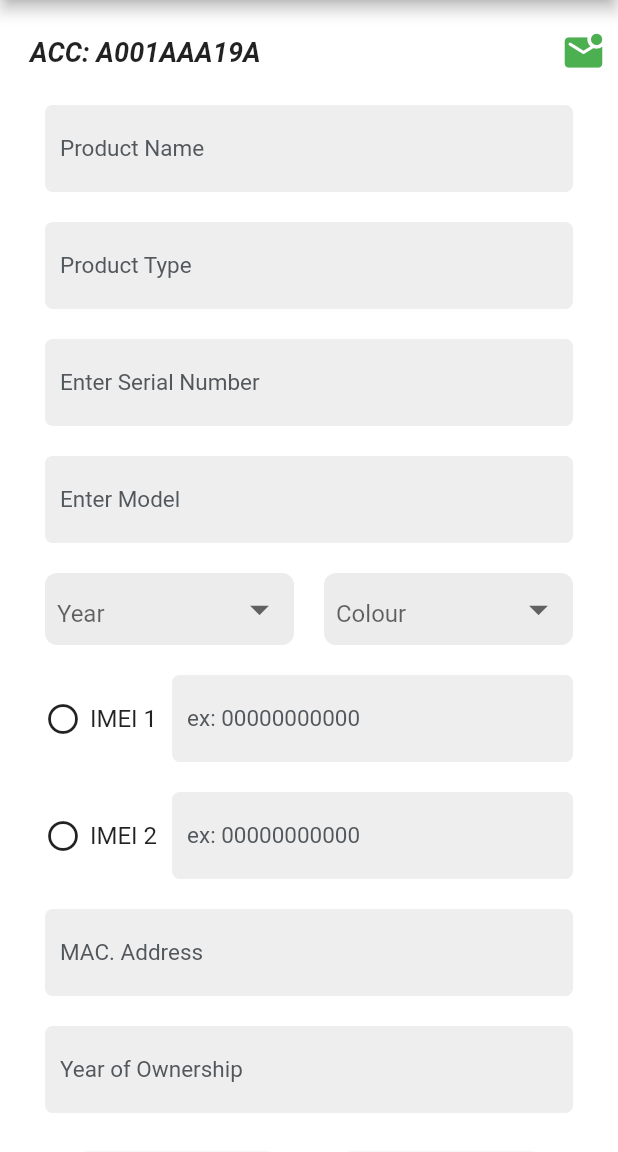
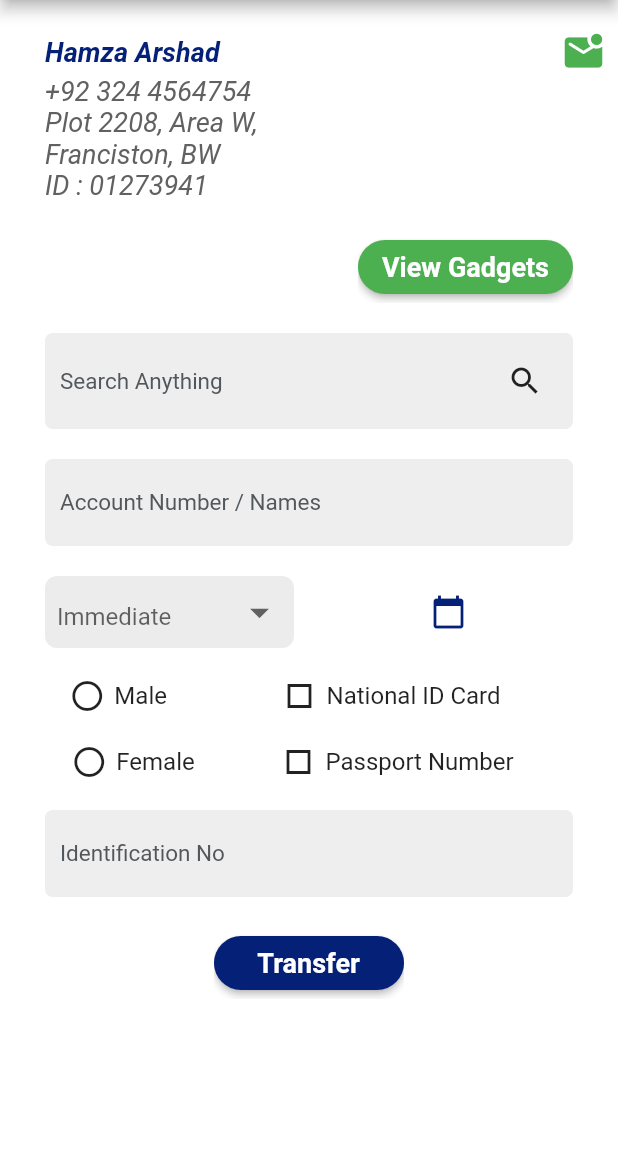
Before and after one commit to AndroidDev-Rehan/gadget_security, a Flutter app: the screen it shows after launch, on a phone screen of 412 x 824 dp, the part 84-1236 px from its top. Run offline on Flutter 3.47's test engine with Material 2 defaults, Android fonts, the phone set to English and light mode, and no system bars; our stand-ins replace carousel_slider, flutter_rating_stars, flutter_vector_icons, get.

Commit message:
transfer_screen.dart

```diff
--- a/lib/main.dart
+++ b/lib/main.dart
@@ -5,6 +5,7 @@
 import 'package:gadget_security/view/auth/login.dart';
 import 'package:gadget_security/view/auth/signup.dart';
 import 'package:gadget_security/view/home/home_screen.dart';
+import 'package:gadget_security/view/transfer/transfer_screen.dart';
 import 'package:get/get.dart';
 
 void main() {
@@ -21,7 +22,7 @@
       theme: light,
       darkTheme: dark,
       themeMode: ThemeMode.light,
-      home:  AddGadgetScreen(),
+      home:  const TransferScreen(),
     );
   }
 }
--- a/lib/view/home/oldHome.dart
+++ b/lib/view/home/oldHome.dart
@@ -109,9 +109,9 @@ class OldHomeScreen extends StatelessWidget {
               ),
               Container(
                 padding:
-                    EdgeInsets.only(top: 20, right: 20, left: 10, bottom: 20),
-                margin: EdgeInsets.only(left: 20, right: 20),
-                decoration: new BoxDecoration(
+                    const EdgeInsets.only(top: 20, right: 20, left: 10, bottom: 20),
+                margin: const EdgeInsets.only(left: 20, right: 20),
+                decoration: BoxDecoration(
                     color: Colors.grey[200],
                     borderRadius: new BorderRadius.all(new Radius.circular(5))),
                 child: Row(
--- /dev/null
+++ b/lib/view/transfer/transfer_screen.dart
@@ -0,0 +1,133 @@
+import 'package:flutter/material.dart';
+import 'package:gadget_security/utils/color.dart';
+import 'package:gadget_security/view/home/widgets/custom_button.dart';
+
+import '../global_widgets/dropdown_button.dart';
+import '../global_widgets/textfieldwithIcon.dart';
+
+class TransferScreen extends StatelessWidget {
+  const TransferScreen({Key? key}) : super(key: key);
+
+  @override
+  Widget build(BuildContext context) {
+    return Scaffold(
+      appBar: AppBar(
+        backgroundColor: Theme.of(context).primaryColor,
+        title: const Text("Gadget Security"),
+        centerTitle: false,
+        actions: const [Icon(Icons.more_vert)],
+      ),
+      body: ListView(
+        children: [
+          const SizedBox(height: 20,),
+          Padding(
+            padding: const EdgeInsets.only(left: 30.0, right: 8),
+            child: Column(
+              crossAxisAlignment: CrossAxisAlignment.start,
+              mainAxisSize: MainAxisSize.min,
+              children: [
+                Row(
+                  mainAxisAlignment: MainAxisAlignment.spaceBetween,
+                  children: const [
+                    Text("Hamza Arshad", style: TextStyle(fontStyle: FontStyle.italic, fontWeight: FontWeight.bold, fontSize: 18, color: Color(0xFF052077)),),
+                    Icon(Icons.mark_email_unread_rounded,color: Colors.green,size: 30,)
+
+                  ],
+                ),
+                Text("+92 324 4564754",style: TextStyle(color: Colors.grey[700], fontSize: 18, fontStyle: FontStyle.italic),),
+                Text("Plot 2208, Area W,",style: TextStyle(color: Colors.grey[700], fontSize: 18, fontStyle: FontStyle.italic),),
+                Text("Franciston, BW",style: TextStyle(color: Colors.grey[700], fontSize: 18, fontStyle: FontStyle.italic),),
+                Text("ID : 01273941",style: TextStyle(color: Colors.grey[700], fontSize: 18, fontStyle: FontStyle.italic),),
+
+              ],
+            ),
+          ),
+          const SizedBox(height: 20,),
+          Padding(
+            padding: const EdgeInsets.symmetric(horizontal: 30.0),
+            child: Column(
+              children:  [
+                Align(
+
+                  child: CustomElevatedButton(text: "View Gadgets", onPressed: (){}, color: Colors.green),
+                  alignment: Alignment.centerRight,
+                ),
+                SizedBox(height: 20,),
+                TextFieldAndIcon(hintText: "Search Anything", iconData: Icons.search),
+                SizedBox(height: 20,),
+                TextFieldAndIcon(hintText: "Account Number / Names",),
+                // SizedBox(height: 20,),
+                // TextFieldAndIcon(hintText: "Enter Serial Number",),
+                // SizedBox(height: 20,),
+                // TextFieldAndIcon(hintText: "Enter Model",),
+                SizedBox(height: 20,),
+                Row(
+
+                  children: [
+                    Expanded(
+                      child: Container(
+
+                        child: MyDropDownButton(dropdownValue: "Immediate", items: ["Immediate","Other"],),
+                        decoration: BoxDecoration(
+                            color: Colors.grey.withOpacity(0.2),
+                            borderRadius: BorderRadius.circular(8)
+                        ),
+                        padding: EdgeInsets.symmetric(horizontal: 8),
+                      ),
+                    ),
+                    SizedBox(width: 20,),
+                    Expanded(
+                      child: Icon(Icons.calendar_today, color: Theme.of(context).primaryColor,),
+                    )
+                    // MyDropDownButton(dropdownValue: "Colour", items: ["Colour","Red"],)
+                  ],
+                ),
+                SizedBox(height: 20,),
+                Row(
+                  mainAxisAlignment: MainAxisAlignment.spaceAround,
+                  children: [
+                    Expanded(
+                      flex: 1,
+                        child: Center(child: checkBox("Male     "))),
+                  Expanded(
+                      flex: 2,
+                      child: Center(child: checkBox("National ID Card  ", square: true)))
+                  // checkBox("National ID Card", square: true)
+                ],),
+                SizedBox(height: 20,),
+                Row(
+                  mainAxisAlignment: MainAxisAlignment.spaceAround,
+                  children: [
+                    Expanded(
+                        flex: 1,
+                        child: Center(child: checkBox("Female"))),
+                    Expanded(
+                        flex: 2,
+                        child: Center(child: checkBox("Passport Number", square: true)))
+                    // checkBox("National ID Card", square: true)
+                  ],),
+                SizedBox(height: 20,),
+                TextFieldAndIcon(hintText: "Identification No",),
+                SizedBox(height: 20,),
+                CustomElevatedButton(text: "   Transfer   ", onPressed: (){}),
+                SizedBox(height: 20,),
+              ],),
+          )
+
+        ],
+      ),
+    );
+  }
+
+  Widget checkBox(String text, {bool square = false}){
+    return                 Row(
+      mainAxisSize: MainAxisSize.min,
+      children: [
+      Icon( square ? Icons.crop_square_sharp : Icons.circle_outlined),
+      SizedBox(width: 6,),
+      Text(text, style: TextStyle(fontSize: 16),),
+      // SizedBox(width: 10,),
+      // Expanded(child: TextFieldAndIcon(hintText: "ex: 00000000000",))
+    ],);
+  }
+}
```
